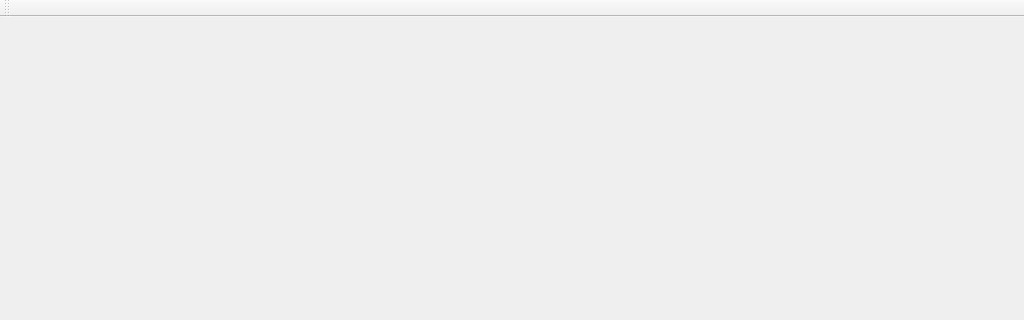
King19931229/KApp, file KEditor/KEditor.ui: the form before one commit; both pictures show x 0 to 1024 and y 0 to 320 of the 1024 by 768 pixel window.
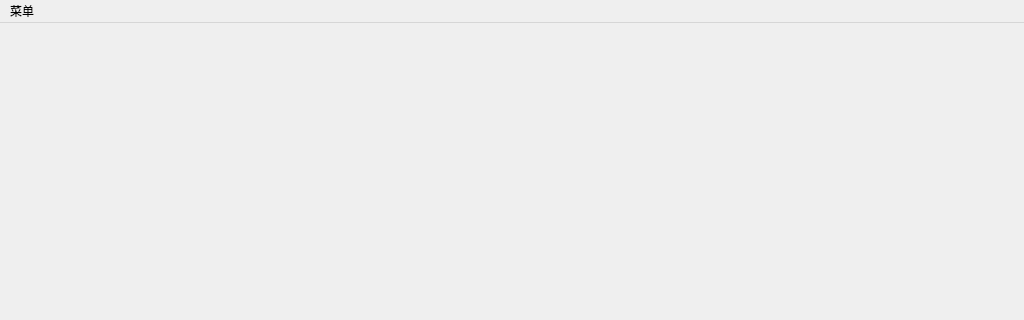
The form after the commit.

```diff
--- a/KEditor/KEditor.ui
+++ b/KEditor/KEditor.ui
@@ -23,14 +23,12 @@
      <height>23</height>
     </rect>
    </property>
-  </widget>
-  <widget class="QToolBar" name="mainToolBar">
-   <attribute name="toolBarArea">
-    <enum>TopToolBarArea</enum>
-   </attribute>
-   <attribute name="toolBarBreak">
-    <bool>false</bool>
-   </attribute>
+   <widget class="QMenu" name="menu">
+    <property name="title">
+     <string>菜单</string>
+    </property>
+   </widget>
+   <addaction name="menu"/>
   </widget>
   <widget class="QStatusBar" name="statusBar"/>
  </widget>
```
